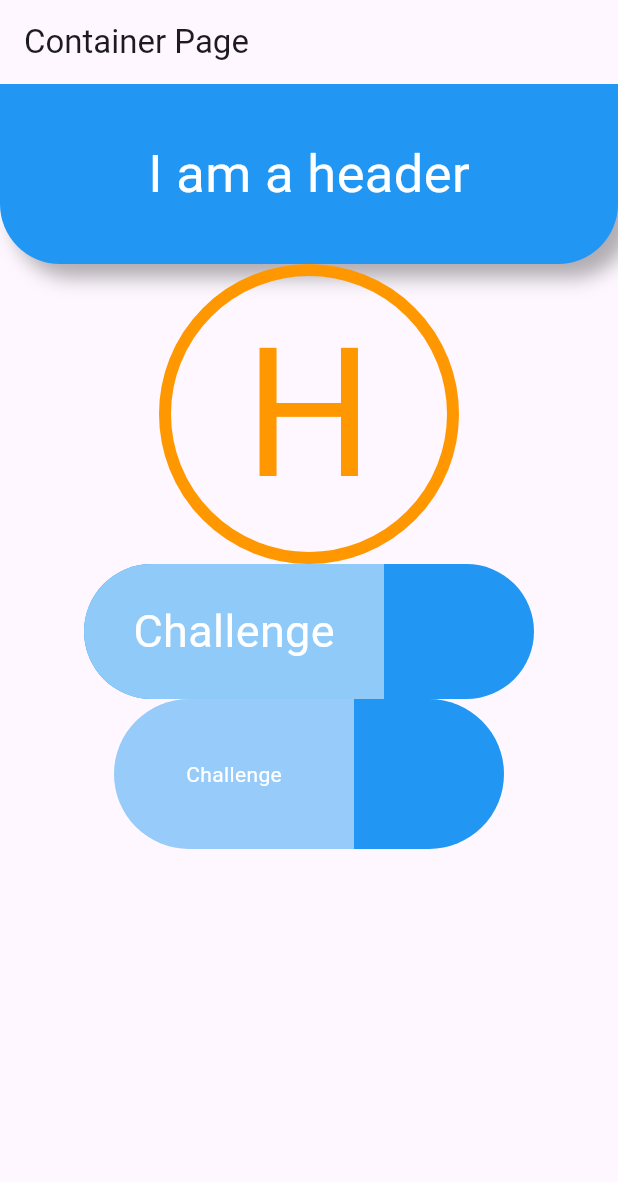
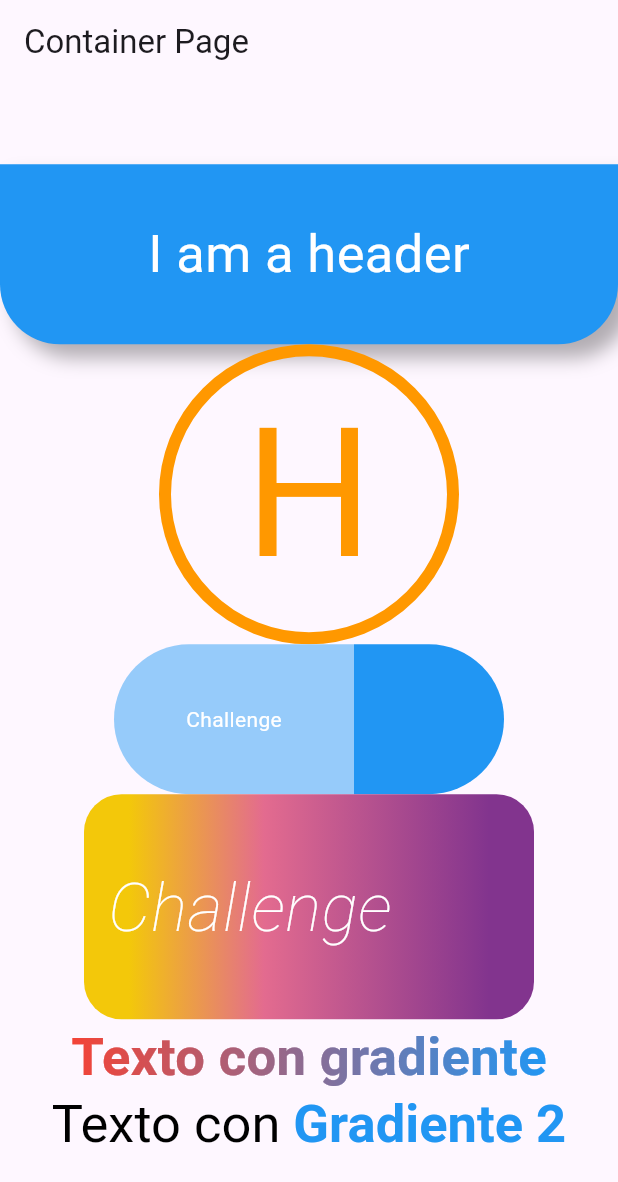
Before and after one commit to AlberthRuiz/future_flutter, a Flutter app: the screen it shows after launch, on a phone screen of 412 x 824 dp. Shown: the top 1182 px of the screen. Run offline on Flutter 3.47's test engine with Material 3 defaults, Android fonts, the phone set to English and light mode, and no system bars.

Commit message:
gradient on textt

```diff
--- a/lib/pages/container_page.dart
+++ b/lib/pages/container_page.dart
@@ -8,6 +8,7 @@ class ContainerPage extends StatelessWidget {
         title: Text("Container Page"),
       ),
       body: Center(
+        child: SingleChildScrollView(
           child: Column(
             // mainAxisAlignment: MainAxisAlignment.center,
             // crossAxisAlignment: CrossAxisAlignment.center,
@@ -61,34 +62,34 @@ class ContainerPage extends StatelessWidget {
                 ),
               ),
               //solucion containers
-            Container(
-              width: 300,
-              height: 90,
-              alignment: Alignment.centerLeft,
-              decoration: BoxDecoration(
-                color: Colors.blue,
-                borderRadius: BorderRadius.circular(45),
-              ),
-              child: Container(
-                width: 200,
-                height: 90,
-                alignment: Alignment.center,
-                decoration: BoxDecoration(
-                  color: Colors.blue.shade200,
-                  borderRadius: BorderRadius.only(
-                    topLeft: Radius.circular(45),
-                    bottomLeft: Radius.circular(45),
-                  ),
-                ),
-                child: Text(
-                  "Challenge",
-                  style: TextStyle(
-                    fontSize: 30,
-                    color: Colors.white,
-                  ),
-                ),
-              ),
-            ),
+              // Container(
+              //   width: 300,
+              //   height: 90,
+              //   alignment: Alignment.centerLeft,
+              //   decoration: BoxDecoration(
+              //     color: Colors.blue,
+              //     borderRadius: BorderRadius.circular(45),
+              //   ),
+              //   child: Container(
+              //     width: 200,
+              //     height: 90,
+              //     alignment: Alignment.center,
+              //     decoration: BoxDecoration(
+              //       color: Colors.blue.shade200,
+              //       borderRadius: BorderRadius.only(
+              //         topLeft: Radius.circular(45),
+              //         bottomLeft: Radius.circular(45),
+              //       ),
+              //     ),
+              //     child: Text(
+              //       "Challenge",
+              //       style: TextStyle(
+              //         fontSize: 30,
+              //         color: Colors.white,
+              //       ),
+              //     ),
+              //   ),
+              // ),
 
               // SOLUCION WILSON
               Row(
@@ -118,10 +119,98 @@ class ContainerPage extends StatelessWidget {
                           bottomRight: Radius.circular(50),
                           topRight: Radius.circular(50),
                         )),
-                )
+                  ),
                 ],
-            )
+              ),
+              //GRADIENTE EN CONTAINER
+              Container(
+                padding: EdgeInsets.all(16),
+                width: 300,
+                height: 150,
+                alignment: Alignment.centerLeft,
+                decoration: BoxDecoration(
+                  borderRadius: BorderRadius.circular(25),
+                  color: Colors.red,
+                  gradient: LinearGradient(
+                    colors: [
+                      Color(0xffF3C80A),
+                      Color(0xffE36B8F),
+                      Color(0xff82348E),
                     ],
+                    begin: Alignment.centerLeft,
+                    end: Alignment.centerRight,
+                    stops: [
+                      0.10,
+                      0.40,
+                      0.9,
+                    ],
+                  ),
+                ),
+                child: Text(
+                  "Challenge",
+                  style: TextStyle(
+                    fontSize: 45,
+                    color: Colors.white,
+                    fontWeight: FontWeight.w200,
+                    fontStyle: FontStyle.italic,
+                  ),
+                ),
+              ),
+              //GRADIENTE A TEXTO FORMA 1
+              ShaderMask(
+                shaderCallback: ((bounds) {
+                  return LinearGradient(
+                    colors: [
+                      Colors.red,
+                      Colors.blue,
+                    ],
+                    stops: [0.0, 1.0],
+                  ).createShader(bounds);
+                }),
+                child: Text(
+                  "Texto con gradiente",
+                  style: TextStyle(
+                    fontSize: 35,
+                    fontWeight: FontWeight.bold,
+                    color: Colors.white,
+                  ),
+                ),
+              ),
+              //GRADIENTE A TEXTO FORMA 2
+              RichText(
+                text: TextSpan(
+                  style: TextStyle(fontSize: 35, color: Colors.black),
+                  children: [
+                    TextSpan(text: "Texto con "),
+                    TextSpan(
+                      text: "Gradiente 2",
+                      style: TextStyle(
+                        fontWeight: FontWeight.bold,
+                        // color: Colors.red,
+                        foreground: Paint()
+                          ..shader = LinearGradient(
+                            colors: [
+                              Colors.red,
+                              Colors.blue,
+                            ],
+                            // stops: [0.2, 0.5],
+                          ).createShader(
+                            Rect.fromLTRB(20, 20, 20, 20),
+                          ),
+                      ),
+                    ),
+                  ],
+                ),
+              ), // Text(
+              //   "Texto con gradiente 2",
+              //   style: TextStyle(
+              //     fontSize: 35,
+              //     fontWeight: FontWeight.bold,
+              //     // color: Colors.white,
+              //   ),
+              // )
+            ],
+          ),
         ),
       ),
     );
```
Lines whose indentation alone changed are shown as unchanged.
